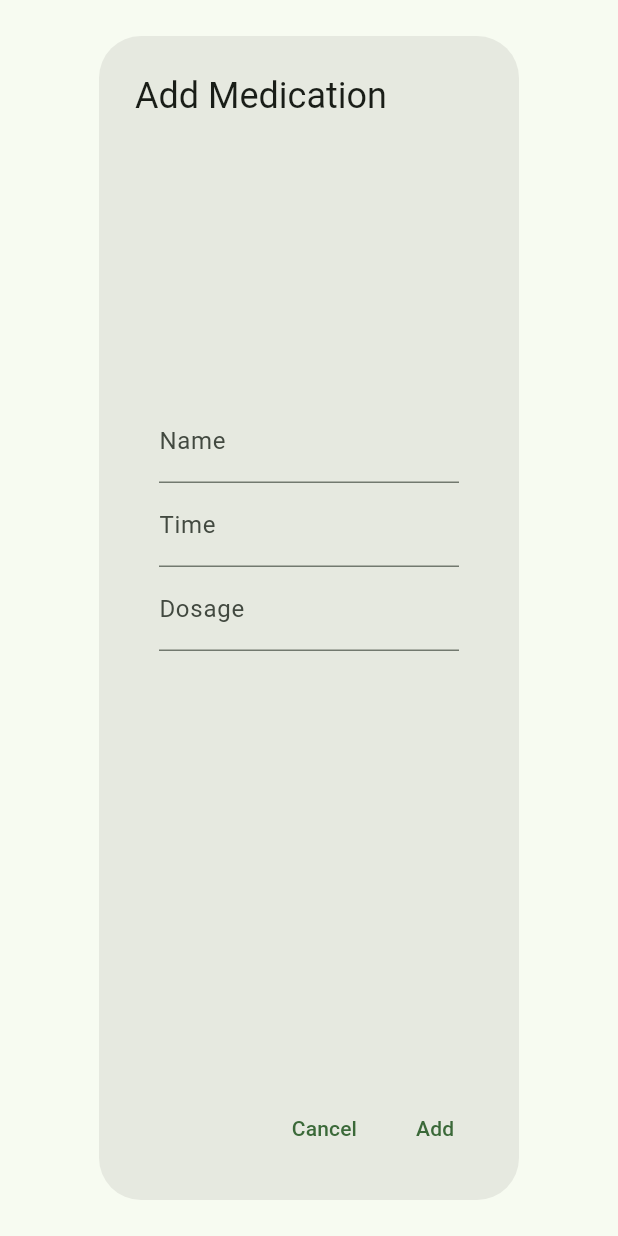
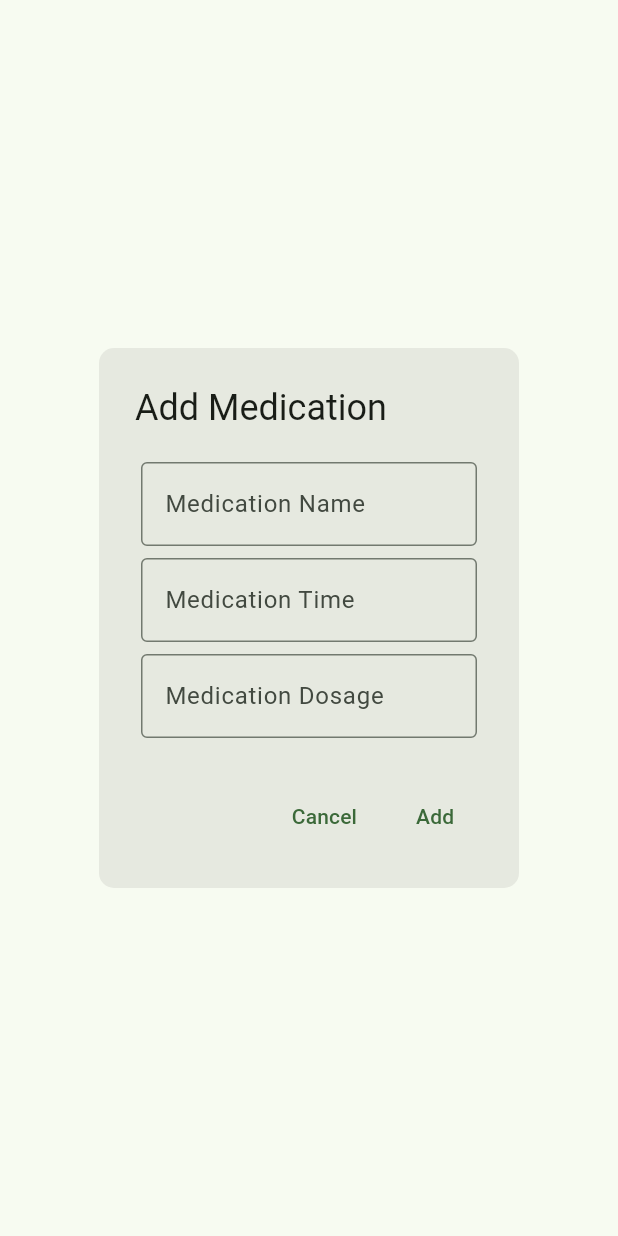
Before and after one commit to Frost1026/GreenSHeart-Test-App, a Flutter app: the AddMedicationForm widget shown alone on an empty page, opened directly with empty values, on a phone screen of 412 x 824 dp. Run offline on Flutter 3.47's test engine with Material 3 defaults, Android fonts, the phone set to English and light mode, and no system bars.

Commit message:
addition ui working

```diff
--- a/lib/ui/medication/addtion.dart
+++ b/lib/ui/medication/addtion.dart
@@ -18,50 +18,80 @@ class _AddMedicationFormState extends State<AddMedicationForm> {
     final _timeController = TextEditingController();
     final _dosageController = TextEditingController();
 
+    void _addNewMedication() {
+        widget.medicationManager.addMedication(
+            _nameController.text,
+            _timeController.text,
+            _dosageController.text,
+        );
+    }
+
     @override
     Widget build(BuildContext context) {
         return AlertDialog(
+            // set width and heigh of the dialog
+            shape: RoundedRectangleBorder(
+                borderRadius: BorderRadius.circular(10.0),
+            ),
             title: Text('Add Medication'),
-            content: Center(
-                child: Container(
-                    constraints: BoxConstraints(maxWidth: 300, maxHeight: 300),
-                    padding: EdgeInsets.all(16.0),
-                    child: Column(
-                        children: [
-                            TextField(
+            content: SingleChildScrollView(
+                child: Column(
+                    mainAxisSize: MainAxisSize.min,
+                    children: <Widget>[
+                        Padding(
+                            padding: const EdgeInsets.all(4.0),
+                            child: TextField(
                                 controller: _nameController,
                                 decoration: InputDecoration(
-                                    labelText: 'Name'
+                                    border: OutlineInputBorder(),
+                                    errorText: null,
+                                    labelText: 'Medication Name',
                                 ),
+                                textInputAction: TextInputAction.next,
                             ),
-                            TextField(
+                        ),
+                        Padding(
+                            padding: const EdgeInsets.all(4.0),
+                            child: TextField(
                                 controller: _timeController,
                                 decoration: InputDecoration(
-                                    labelText: 'Time'
+                                    border: OutlineInputBorder(),
+                                    errorText: null,
+                                    labelText: 'Medication Time',
                                 ),
+                                textInputAction: TextInputAction.next,
                             ),
-                            TextField(
+                        ),
+                        Padding(
+                            padding: const EdgeInsets.all(4.0),
+                            child: TextField(
                                 controller: _dosageController,
+                                obscureText: true,
                                 decoration: InputDecoration(
-                                    labelText: 'Dosage'
+                                    border: OutlineInputBorder(),
+                                    errorText: null,
+                                    labelText: 'Medication Dosage',
                                 ),
+                                textInputAction: TextInputAction.send,
+                                onSubmitted: (_) => _addNewMedication(),
                             ),
-                        ],
-                    ),
+                        ),
+                    ],
                 ),
             ),
-            actions: [
+            actions: <Widget>[
                 TextButton(
                     onPressed: () {
-                        Navigator.pop(context);
+                        Navigator.of(context).pop();
                     },
-                    child: Text('Cancel')
+                    child: const Text('Cancel'),
                 ),
                 TextButton(
                     onPressed: () {
-                        Navigator.pop(context);
+                        _addNewMedication();
+                        Navigator.of(context).pop();
                     },
-                    child: Text('Add')
+                    child: const Text('Add'),
                 ),
             ],
         );
```
